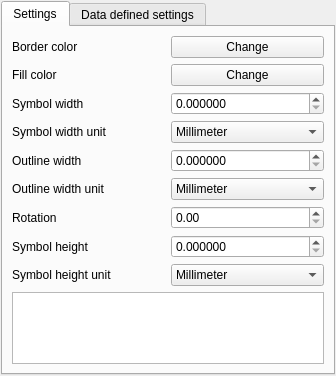
Qt form src/ui/symbollayer/widget_ellipse.ui (carsmie/QGIS) before a commit.
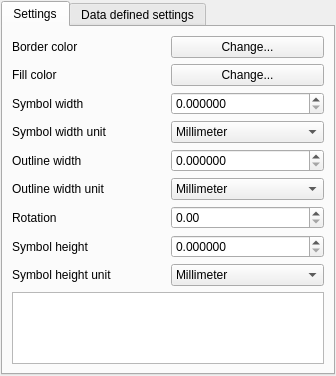
The same form after that commit. Custom widgets are drawn as their Qt base class.

What changed in the file:
```diff
--- a/src/ui/symbollayer/widget_ellipse.ui
+++ b/src/ui/symbollayer/widget_ellipse.ui
@@ -37,14 +37,14 @@
        <item row="1" column="1">
         <widget class="QgsColorButtonV2" name="btnChangeColorFill">
          <property name="text">
-          <string>Change</string>
+          <string>Change...</string>
          </property>
         </widget>
        </item>
        <item row="0" column="1">
         <widget class="QgsColorButtonV2" name="btnChangeColorBorder">
          <property name="text">
-          <string>Change</string>
+          <string>Change...</string>
          </property>
         </widget>
        </item>
```
Left out of the diff: 6 changed lines with no effect on the pictures.
